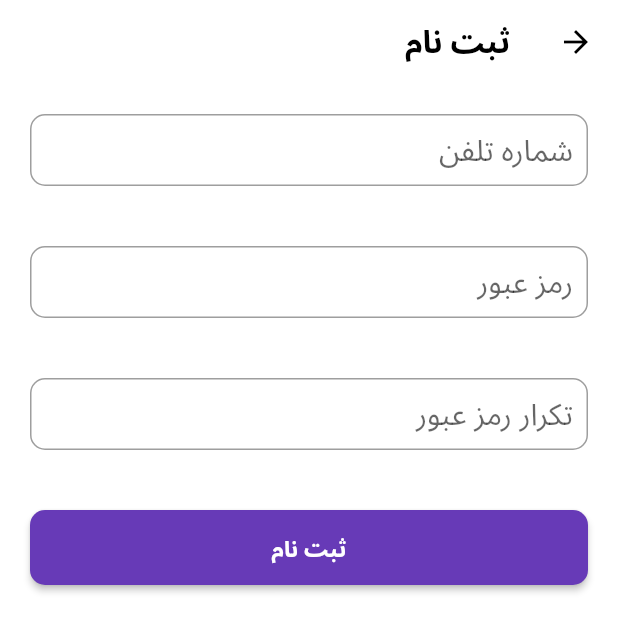
After one commit to NavidAG/rate_my_app, a Flutter app: the screen it shows after launch, after a tap on "ثبت نام", on a phone screen of 412 x 824 dp. The commit adds this screen. Shown: the top 632 px of the screen. Run offline on Flutter 3.47's test engine with Material 2 defaults, Android fonts, the phone set to English and light mode, and no system bars.

Commit message:
added more pages

```diff
--- a/lib/app.dart
+++ b/lib/app.dart
@@ -1,6 +1,7 @@
 import 'package:flutter/material.dart';
 import 'package:flutter_localizations/flutter_localizations.dart';
 import 'package:rate_my_app/views/pages/home.dart';
+import 'package:rate_my_app/views/pages/login/intro_page.dart';
 
 class App extends StatelessWidget {
   // This widget is the root of your application.
@@ -30,9 +31,9 @@ class App extends StatelessWidget {
         // is not restarted.
         fontFamily: "NotoSans",
 
-        primarySwatch: Colors.blue,
+        primarySwatch: Colors.deepPurple,
       ),
-      home: Home(),
+      home: IntroPage(),
     );
   }
 }
--- /dev/null
+++ b/lib/views/pages/login/intro_page.dart
@@ -0,0 +1,89 @@
+import 'package:flutter/material.dart';
+import 'package:rate_my_app/views/pages/login/login_page.dart';
+import 'package:rate_my_app/views/pages/login/sign_up_page.dart';
+
+class IntroPage extends StatelessWidget {
+  List<String> texts = [
+    "نرم افزار خود را ثبت کنید",
+    "نرم افزار خود را ثبت کنید",
+    "نرم افزار خود را ثبت کنید",
+  ];
+
+  @override
+  Widget build(BuildContext context) {
+    return Scaffold(
+      body: Container(
+        padding: EdgeInsets.all(10),
+        child: Column(
+          children: [
+            Expanded(
+              child: PageView.builder(
+                itemCount: texts.length,
+                itemBuilder: (context, index) {
+                  return _pageViewPages(texts[index]);
+                },
+              ),
+            ),
+            Container(
+              margin: EdgeInsets.symmetric(vertical: 8),
+              width: double.infinity,
+              height: 50,
+              child: ElevatedButton(
+                style: ElevatedButton.styleFrom(
+                    shape: RoundedRectangleBorder(
+                        borderRadius: BorderRadius.circular(10))),
+                child: Text("ثبت نام"),
+                onPressed: () {
+                  Navigator.push(
+                    context,
+                    MaterialPageRoute(
+                      builder: (context) => SignUpPage(),
+                    ),
+                  );
+                },
+              ),
+            ),
+            Container(
+              margin: EdgeInsets.symmetric(vertical: 8),
+              width: double.infinity,
+              height: 50,
+              child: ElevatedButton(
+                style: ElevatedButton.styleFrom(
+                    primary: Colors.deepPurple[200],
+                    shape: RoundedRectangleBorder(
+                        borderRadius: BorderRadius.circular(10))),
+                child: Text("ورود"),
+                onPressed: () {
+                  Navigator.push(
+                    context,
+                    MaterialPageRoute(
+                      builder: (context) => LoginPage(),
+                    ),
+                  );
+                },
+              ),
+            )
+          ],
+        ),
+      ),
+    );
+  }
+
+  _pageViewPages(String text) {
+    return Container(
+      child: Column(
+        children: [
+          Container(
+              padding: EdgeInsets.all(10),
+              child: Placeholder(
+                fallbackHeight: 300,
+              )),
+          Text(
+            text,
+            style: TextStyle(fontWeight: FontWeight.bold, fontSize: 20),
+          )
+        ],
+      ),
+    );
+  }
+}
--- /dev/null
+++ b/lib/views/pages/login/sign_up_page.dart
@@ -0,0 +1,137 @@
+import 'package:flutter/material.dart';
+import 'package:rate_my_app/views/pages/home.dart';
+
+class SignUpPage extends StatefulWidget {
+  const SignUpPage({Key? key}) : super(key: key);
+
+  @override
+  _SignUpPageState createState() => _SignUpPageState();
+}
+
+class _SignUpPageState extends State<SignUpPage> {
+  @override
+  Widget build(BuildContext context) {
+    return Scaffold(
+      appBar: AppBar(
+        title: Text(
+          "ثبت نام",
+          style: TextStyle(color: Colors.black),
+        ),
+        iconTheme: IconThemeData(color: Colors.black),
+        elevation: 0,
+        backgroundColor: Colors.white,
+      ),
+      body: Container(
+        color: Colors.white,
+        height: double.infinity,
+        child: SingleChildScrollView(
+          child: Column(
+            children: [
+              Container(
+                padding: EdgeInsets.all(20),
+                child: TextField(
+                  textInputAction: TextInputAction.done,
+                  // textAlign: TextAlign.center,
+
+                  style: TextStyle(
+                    fontSize: 20,
+                  ),
+                  decoration: InputDecoration(
+                    contentPadding: EdgeInsets.only(right: 10),
+                    prefixIconConstraints: BoxConstraints(maxWidth: 50),
+
+                    focusedBorder: OutlineInputBorder(
+                      borderRadius: BorderRadius.circular(10),
+                      borderSide: BorderSide(color: Colors.grey, width: 1.0),
+                    ),
+                    enabledBorder: OutlineInputBorder(
+                      borderRadius: BorderRadius.circular(10),
+                      borderSide: BorderSide(color: Colors.grey, width: 1.0),
+                    ),
+                    hintText: 'شماره تلفن',
+
+                    // border: InputBorder.none,
+                  ),
+                ),
+              ),
+              Container(
+                padding: EdgeInsets.all(20),
+                child: TextField(
+                  textInputAction: TextInputAction.done,
+                  // textAlign: TextAlign.center,
+                  obscureText: true,
+                  style: TextStyle(
+                    fontSize: 20,
+                  ),
+                  decoration: InputDecoration(
+                    contentPadding: EdgeInsets.only(right: 10),
+                    prefixIconConstraints: BoxConstraints(maxWidth: 50),
+
+                    focusedBorder: OutlineInputBorder(
+                      borderRadius: BorderRadius.circular(10),
+                      borderSide: BorderSide(color: Colors.grey, width: 1.0),
+                    ),
+                    enabledBorder: OutlineInputBorder(
+                      borderRadius: BorderRadius.circular(10),
+                      borderSide: BorderSide(color: Colors.grey, width: 1.0),
+                    ),
+                    hintText: 'رمز عبور',
+
+                    // border: InputBorder.none,
+                  ),
+                ),
+              ),
+              Container(
+                padding: EdgeInsets.all(20),
+                child: TextField(
+                  textInputAction: TextInputAction.done,
+                  // textAlign: TextAlign.center,
+                  obscureText: true,
+
+                  style: TextStyle(
+                    fontSize: 20,
+                  ),
+                  decoration: InputDecoration(
+                    contentPadding: EdgeInsets.only(right: 10),
+                    prefixIconConstraints: BoxConstraints(maxWidth: 50),
+
+                    focusedBorder: OutlineInputBorder(
+                      borderRadius: BorderRadius.circular(10),
+                      borderSide: BorderSide(color: Colors.grey, width: 1.0),
+                    ),
+                    enabledBorder: OutlineInputBorder(
+                      borderRadius: BorderRadius.circular(10),
+                      borderSide: BorderSide(color: Colors.grey, width: 1.0),
+                    ),
+                    hintText: 'تکرار رمز عبور',
+
+                    // border: InputBorder.none,
+                  ),
+                ),
+              ),
+              Container(
+                padding: EdgeInsets.all(20),
+                width: double.infinity,
+                height: 90,
+                child: ElevatedButton(
+                  style: ElevatedButton.styleFrom(
+                      shape: RoundedRectangleBorder(
+                          borderRadius: BorderRadius.circular(10))),
+                  child: Text("ثبت نام"),
+                  onPressed: () {
+                    Navigator.pushReplacement(
+                      context,
+                      MaterialPageRoute(
+                        builder: (context) => Home(),
+                      ),
+                    );
+                  },
+                ),
+              ),
+            ],
+          ),
+        ),
+      ),
+    );
+  }
+}
```
Also changed, not shown: lib/views/pages/home.dart (+9 -3 lines), lib/views/pages/login/login_page.dart (added, +110 -0 lines), lib/views/pages/tabs/profile_page.dart (added, +55 -0 lines), lib/views/pages/tabs/dashboard.dart (renamed from lib/views/pages/dashboard.dart).
